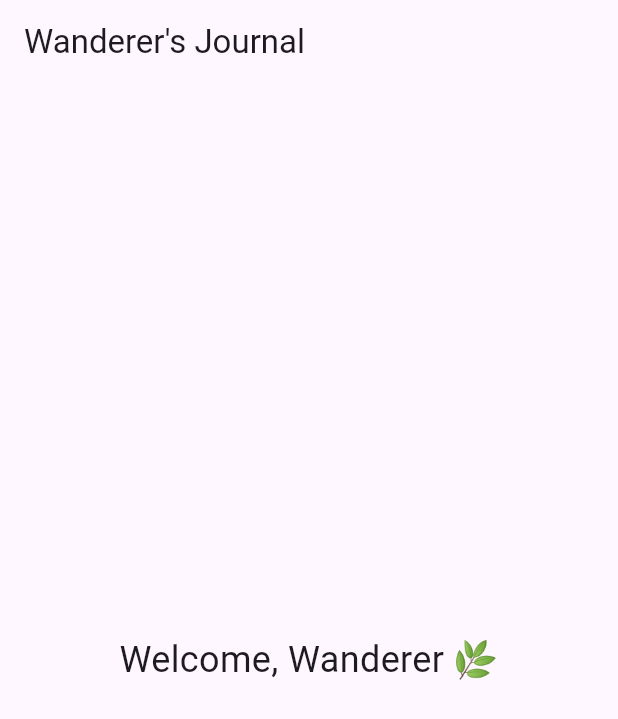
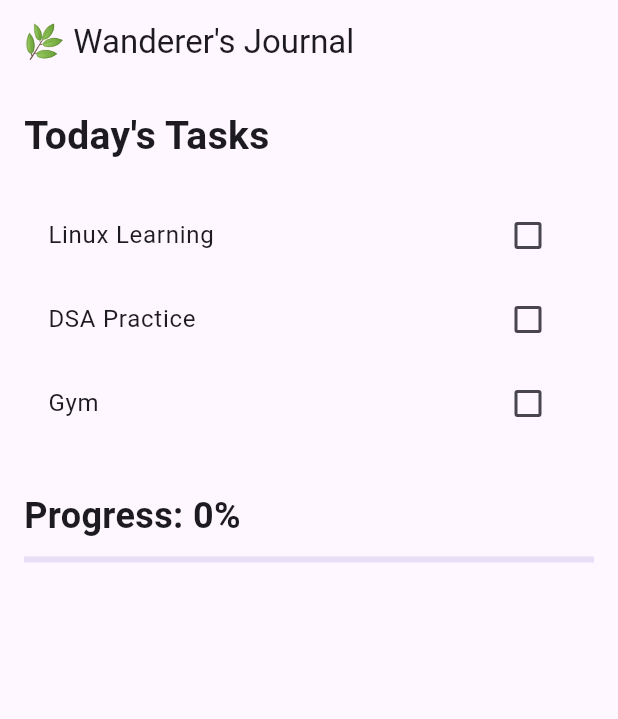
Before and after one commit to Rashi-goswami/wanderers_journal, a Flutter app: the screen it shows after launch, on a phone screen of 412 x 824 dp. Shown: the top 719 px of the screen. Run offline on Flutter 3.47's test engine with Material 3 defaults, Android fonts, the phone set to English and light mode, and no system bars.

Commit message:
added progress tracker

```diff
--- a/lib/main.dart
+++ b/lib/main.dart
@@ -11,18 +11,104 @@ class WanderersJournal extends StatelessWidget {
   Widget build(BuildContext context) {
     return MaterialApp(
       debugShowCheckedModeBanner: false,
-      title: 'Wanderer\'s Journal',
-      home: Scaffold(
-        appBar: AppBar(
-          title: const Text('Wanderer\'s Journal'),
-        ),
-        body: const Center(
-          child: Text(
-            'Welcome, Wanderer 🌿',
-            style: TextStyle(
-              fontSize: 24,
+      title: "Wanderer's Journal",
+      theme: ThemeData(
+        useMaterial3: true,
+      ),
+      home: const HomeScreen(),
+    );
+  }
+}
+
+class HomeScreen extends StatefulWidget {
+  const HomeScreen({super.key});
+
+  @override
+  State<HomeScreen> createState() => _HomeScreenState();
+}
+
+class _HomeScreenState extends State<HomeScreen> {
+  bool linux = false;
+  bool dsa = false;
+  bool gym = false;
+
+  double getProgress() {
+    int completed = 0;
+
+    if (linux) completed++;
+    if (dsa) completed++;
+    if (gym) completed++;
+
+    return (completed / 3) * 100;
+  }
+
+  @override
+  Widget build(BuildContext context) {
+    return Scaffold(
+      appBar: AppBar(
+        title: const Text("🌿 Wanderer's Journal"),
+      ),
+      body: Padding(
+        padding: const EdgeInsets.all(16.0),
+        child: Column(
+          crossAxisAlignment: CrossAxisAlignment.start,
+          children: [
+            const Text(
+              "Today's Tasks",
+              style: TextStyle(
+                fontSize: 26,
+                fontWeight: FontWeight.bold,
+              ),
             ),
-          ),
+
+            const SizedBox(height: 20),
+
+            CheckboxListTile(
+              title: const Text("Linux Learning"),
+              value: linux,
+              onChanged: (value) {
+                setState(() {
+                  linux = value!;
+                });
+              },
+            ),
+
+            CheckboxListTile(
+              title: const Text("DSA Practice"),
+              value: dsa,
+              onChanged: (value) {
+                setState(() {
+                  dsa = value!;
+                });
+              },
+            ),
+
+            CheckboxListTile(
+              title: const Text("Gym"),
+              value: gym,
+              onChanged: (value) {
+                setState(() {
+                  gym = value!;
+                });
+              },
+            ),
+
+            const SizedBox(height: 30),
+
+            Text(
+              "Progress: ${getProgress().toStringAsFixed(0)}%",
+              style: const TextStyle(
+                fontSize: 24,
+                fontWeight: FontWeight.bold,
+              ),
+            ),
+
+            const SizedBox(height: 10),
+
+            LinearProgressIndicator(
+              value: getProgress() / 100,
+            ),
+          ],
         ),
       ),
     );
```
